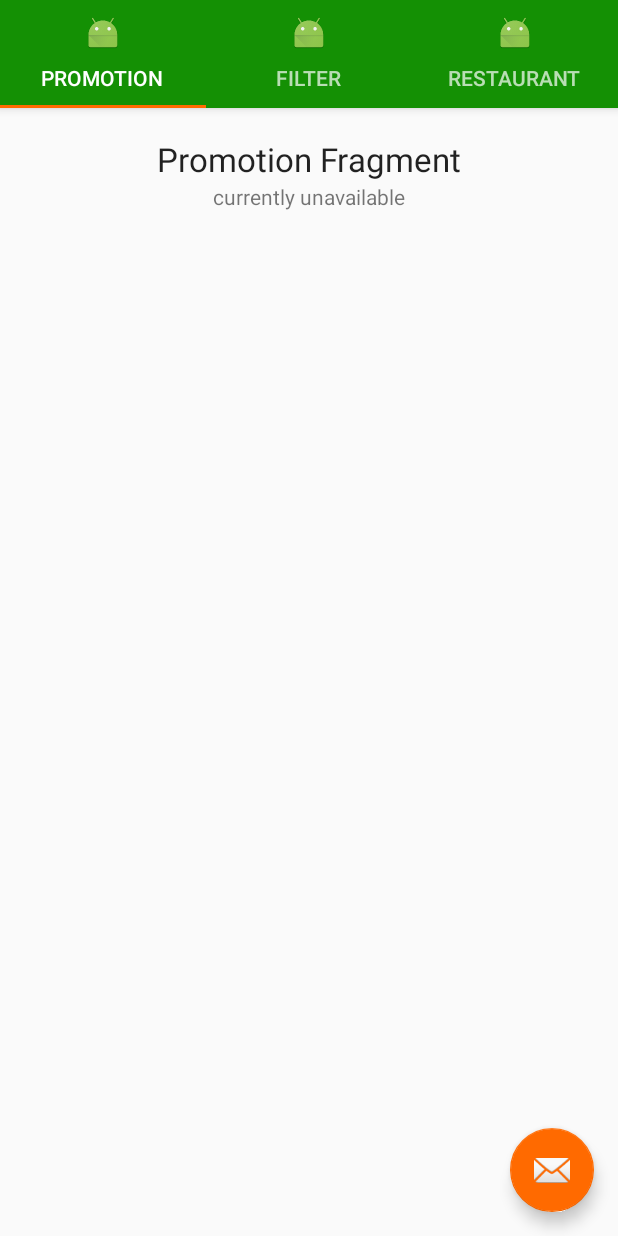
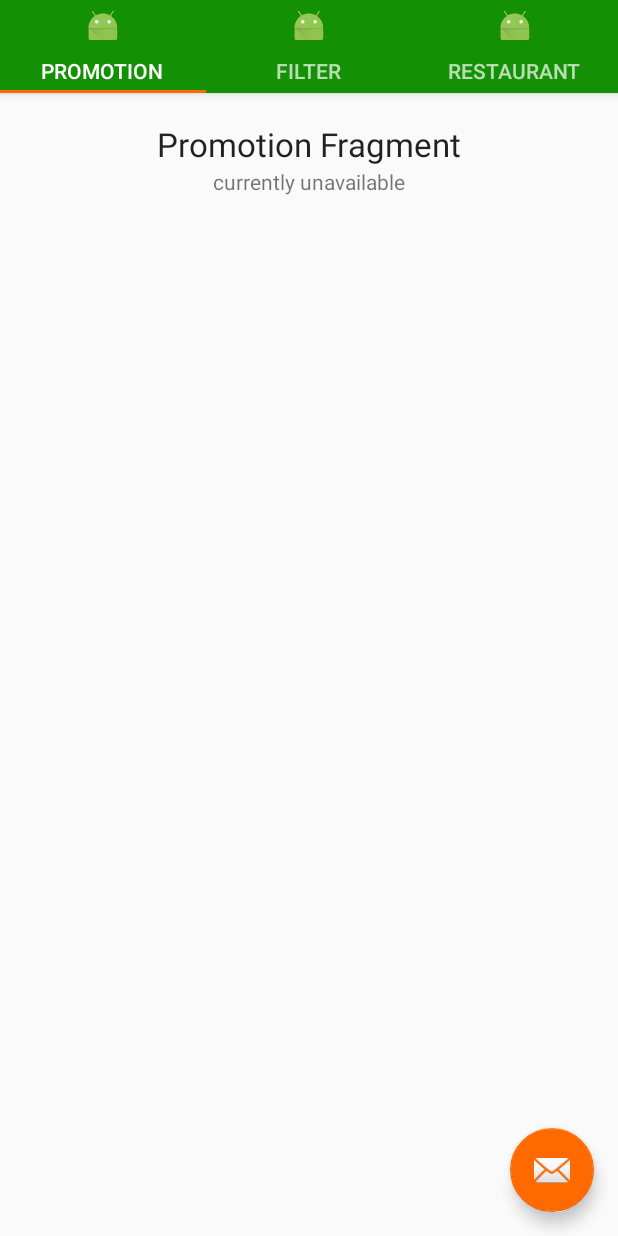
Before and after one commit to nopphonyel/TWTE, an Android app: the screen it shows after launch (MainActivity), on a phone screen of 412 x 824 dp. Run offline under Robolectric (Android 15) with nearby library versions, the phone set to English and light mode, and no system bars.

Commit message:
Redesign Menu

```diff
--- a/app/src/main/res/layout/activity_main.xml
+++ b/app/src/main/res/layout/activity_main.xml
@@ -12,6 +12,7 @@
         android:layout_height="wrap_content"
         android:theme="@style/AppTheme.AppBarOverlay">
 
+
         <!--<android.support.v7.widget.Toolbar
             android:id="@+id/toolbar"
             android:layout_width="match_parent"
@@ -19,9 +20,10 @@
             android:background="?attr/colorPrimary"
             app:popupTheme="@style/AppTheme.PopupOverlay" />-->
 
+
         <android.support.design.widget.TabLayout
             android:layout_width="match_parent"
-            android:layout_height="wrap_content"
+            android:layout_height="@dimen/nice_tab_layout"
             android:id="@+id/tab_layout"/>
 
     </android.support.design.widget.AppBarLayout>
--- a/app/src/main/res/values/dimens.xml
+++ b/app/src/main/res/values/dimens.xml
@@ -3,4 +3,5 @@
     <dimen name="activity_horizontal_margin">16dp</dimen>
     <dimen name="activity_vertical_margin">16dp</dimen>
     <dimen name="fab_margin">16dp</dimen>
+    <dimen name="nice_tab_layout">62dp</dimen>
 </resources>
```
